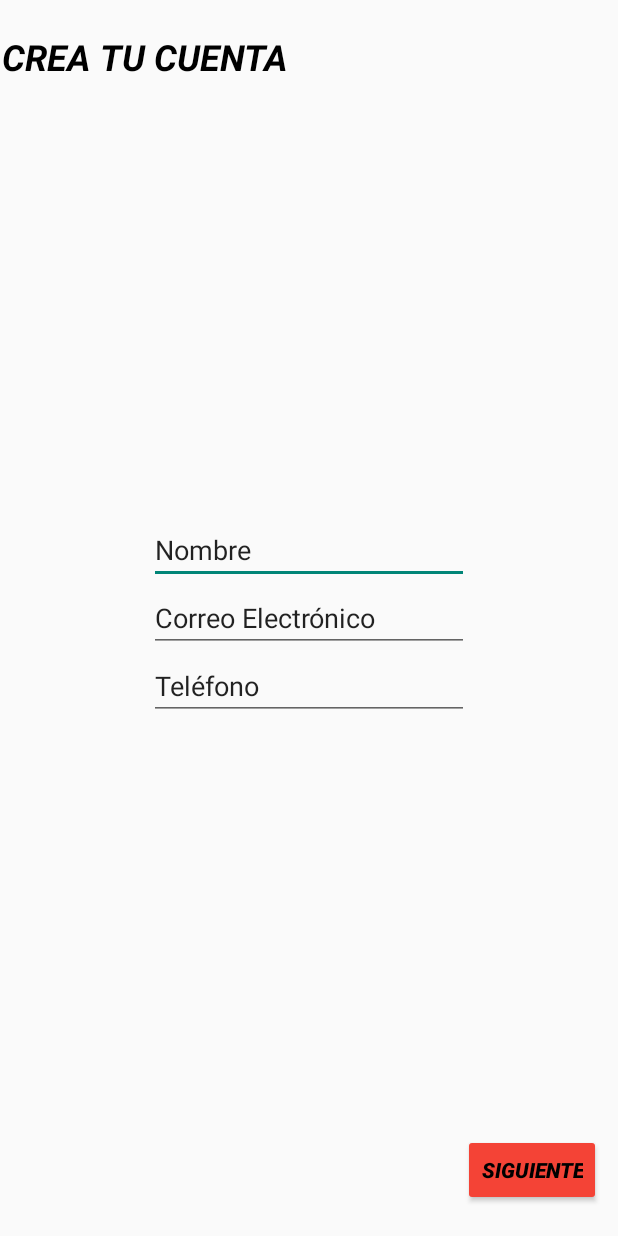
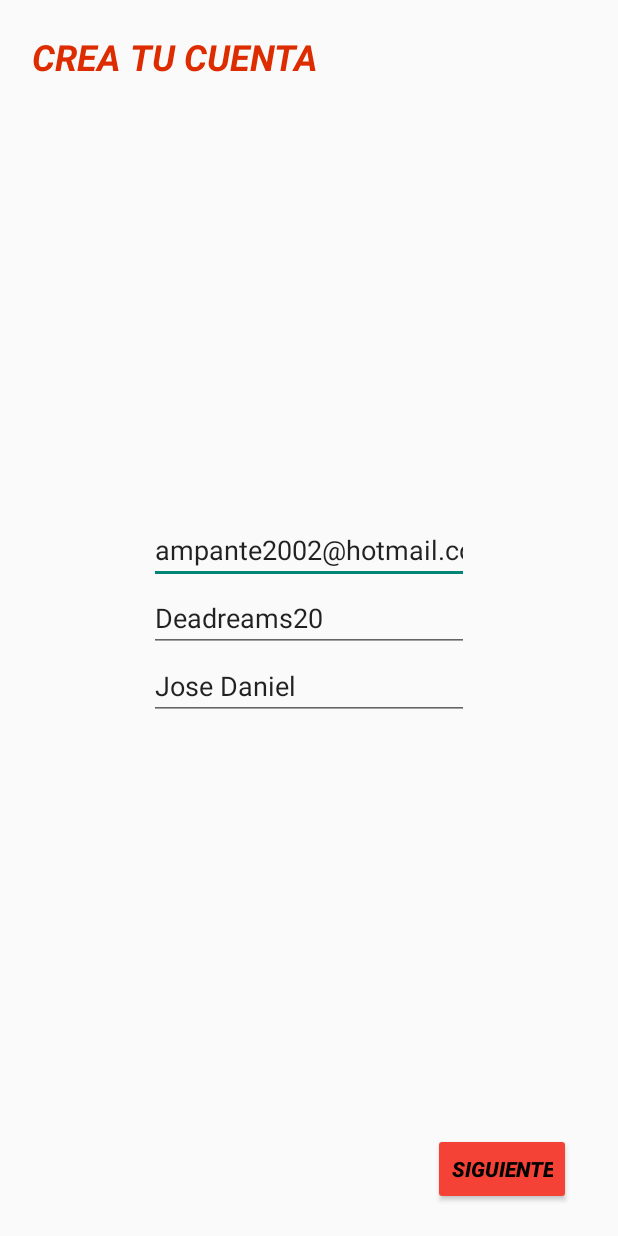
Before and after one commit to ingloorious/PALESTRA, an Android app: the layout activity_registro.xml on its own in the app's theme, with its tools: preview values and no code run, on a phone screen of 412 x 824 dp. Run offline under Robolectric (Android 15) with nearby library versions, the phone set to English and light mode, and no system bars.

```diff
--- a/app/src/main/AndroidManifest.xml
+++ b/app/src/main/AndroidManifest.xml
@@ -24,8 +24,11 @@
             android:name=".HomeActivity"
             android:exported="false" />
         <activity
+            android:name="REGISTRO.Registro"
+            android:exported="true"/>
+            <activity
                 android:name=".MainActivity"
-        android:exported="true">
+                android:exported="true" >
             <intent-filter>
                 <action android:name="android.intent.action.MAIN" />
                 <category android:name="android.intent.category.LAUNCHER" />
--- a/app/src/main/res/layout/activity_main.xml
+++ b/app/src/main/res/layout/activity_main.xml
@@ -49,7 +49,7 @@
             android:id="@+id/txtEmail"
             android:layout_width="match_parent"
             android:layout_height="wrap_content"
-            android:hint="EMAIL"
+            android:hint="correo"
             android:inputType="textEmailAddress" />
 
         <EditText
@@ -57,7 +57,7 @@
             android:layout_width="match_parent"
             android:layout_height="wrap_content"
             android:layout_marginTop="16dp"
-            android:hint="PASSWORD"
+            android:hint="contraseña"
             android:inputType="textPassword" />
 
         <TextView
--- a/app/src/main/res/layout/activity_registro.xml
+++ b/app/src/main/res/layout/activity_registro.xml
@@ -20,32 +20,32 @@
         app:layout_constraintTop_toTopOf="parent">
 
         <EditText
-            android:id="@+id/txtNombre"
-            android:layout_width="wrap_content"
-            android:layout_height="wrap_content"
-            android:ems="10"
-            android:inputType="text"
-            android:text="Nombre" />
-
-        <EditText
             android:id="@+id/txtCorreo"
             android:layout_width="wrap_content"
             android:layout_height="wrap_content"
             android:ems="10"
             android:inputType="text"
-            android:text="Correo Electrónico" />
+            android:text="ampante2002@hotmail.com" />
 
         <EditText
-            android:id="@+id/txtTelefono"
+            android:id="@+id/txtContra"
             android:layout_width="wrap_content"
             android:layout_height="wrap_content"
             android:ems="10"
             android:inputType="text"
-            android:text="Teléfono" />
+            android:text="Deadreams20" />
+
+        <EditText
+            android:id="@+id/txtName"
+            android:layout_width="wrap_content"
+            android:layout_height="wrap_content"
+            android:ems="10"
+            android:inputType="text"
+            android:text="Jose Daniel" />
     </LinearLayout>
 
     <LinearLayout
-        android:layout_width="409dp"
+        android:layout_width="0dp"
         android:layout_height="198dp"
         android:layout_marginStart="1dp"
         android:layout_marginTop="1dp"
@@ -61,17 +61,18 @@
             android:id="@+id/txtTitulo"
             android:layout_width="wrap_content"
             android:layout_height="wrap_content"
+            android:layout_marginLeft="20dp"
             android:layout_marginTop="20dp"
             android:layout_weight="1"
             android:text="CREA TU CUENTA"
-            android:textColor="#000000"
+            android:textColor="#DD2C00"
             android:textSize="24sp"
             android:textStyle="bold|italic" />
 
     </LinearLayout>
 
     <LinearLayout
-        android:layout_width="409dp"
+        android:layout_width="0dp"
         android:layout_height="198dp"
         android:layout_marginStart="1dp"
         android:layout_marginTop="1dp"
@@ -80,15 +81,17 @@
         android:orientation="vertical"
         app:layout_constraintBottom_toBottomOf="parent"
         app:layout_constraintEnd_toEndOf="parent"
+        app:layout_constraintHorizontal_bias="1.0"
         app:layout_constraintStart_toStartOf="parent"
-        app:layout_constraintTop_toBottomOf="@+id/layoutLienzo">
+        app:layout_constraintTop_toBottomOf="@+id/layoutLienzo"
+        app:layout_constraintVertical_bias="0.0">
 
         <Button
             android:id="@+id/btnSiguiente"
             style="@style/narcissistStyle"
             android:layout_width="wrap_content"
             android:layout_height="wrap_content"
-            android:layout_marginRight="10dp"
+            android:layout_marginRight="30dp"
             android:layout_marginBottom="20dp"
             android:backgroundTint="#F44336"
             android:text="Siguiente"
```
Also changed, not shown: app/src/main/java/REGISTRO/Registro.java (+72 -21 lines), app/src/main/java/com/example/gimnasio/MainActivity.java (+89 -2 lines). Lines whose indentation alone changed are shown as unchanged.
